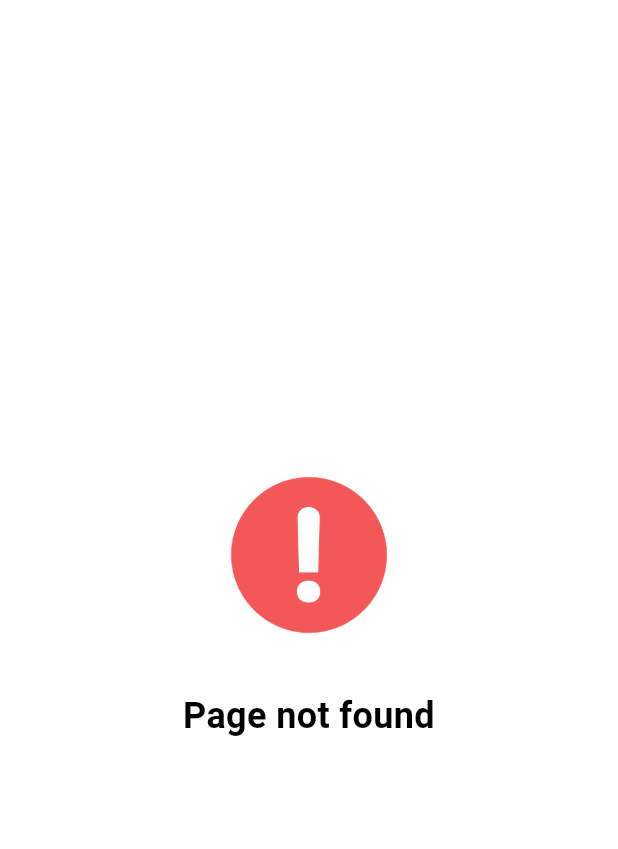
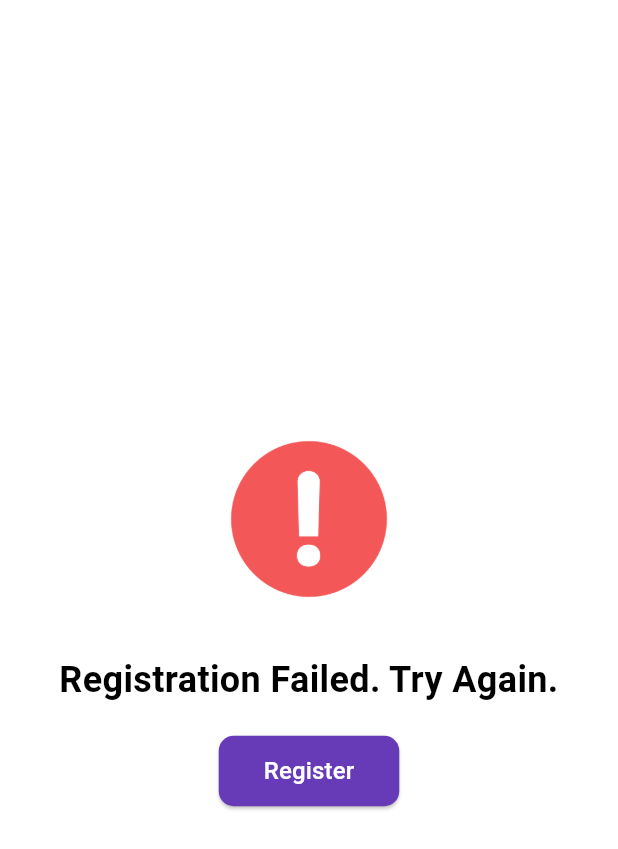
Before and after one commit to vruchita-m/registration, a Flutter app: the screen it shows after launch, on a phone screen of 412 x 824 dp. Shown: the top 849 px of the screen. Run offline on Flutter 3.47's test engine with Material 3 defaults, Android fonts, the light colour scheme and no system bars.

Commit message:
Add Error msg and Register button

```diff
--- a/lib/error.dart
+++ b/lib/error.dart
@@ -1,4 +1,5 @@
 import 'package:flutter/material.dart';
+import 'registration.dart'; // Make sure the path is correct
 
 class MyError extends StatefulWidget {
   const MyError({super.key});
@@ -28,7 +29,7 @@ class _MyErrorState extends State<MyError> {
 
             // Success message
             const Text(
-              'Page not found',
+              'Registration Failed. Try Again. ',
               style: TextStyle(
                 fontSize: 24,
                 fontWeight: FontWeight.bold,
@@ -38,6 +39,26 @@ class _MyErrorState extends State<MyError> {
             ),
 
             const SizedBox(height: 20),
+            // Back to home or another action
+            ElevatedButton(
+              onPressed: () {
+                Navigator.push(
+                  context,
+                  MaterialPageRoute(builder: (context) => const MyRegistration()),
+                );
+              },
+              style: ElevatedButton.styleFrom(
+                backgroundColor: Colors.deepPurple,
+                shape: RoundedRectangleBorder(
+                  borderRadius: BorderRadius.circular(10),
+                ),
+                padding: const EdgeInsets.symmetric(horizontal: 30, vertical: 12),
+              ),
+              child: const Text(
+                'Register',
+                style: TextStyle(fontSize: 16, color: Colors.white),
+              ),
+            ),
 
           ],
         ),
--- a/lib/registration.dart
+++ b/lib/registration.dart
@@ -11,6 +11,7 @@ class _MyRegistrationState extends State<MyRegistration> {
   @override
   Widget build(BuildContext context) {
     return Scaffold(
+      appBar: AppBar(title: Text('Registration')),
       backgroundColor: Colors.transparent,
       body: Stack(
         children: [
```
